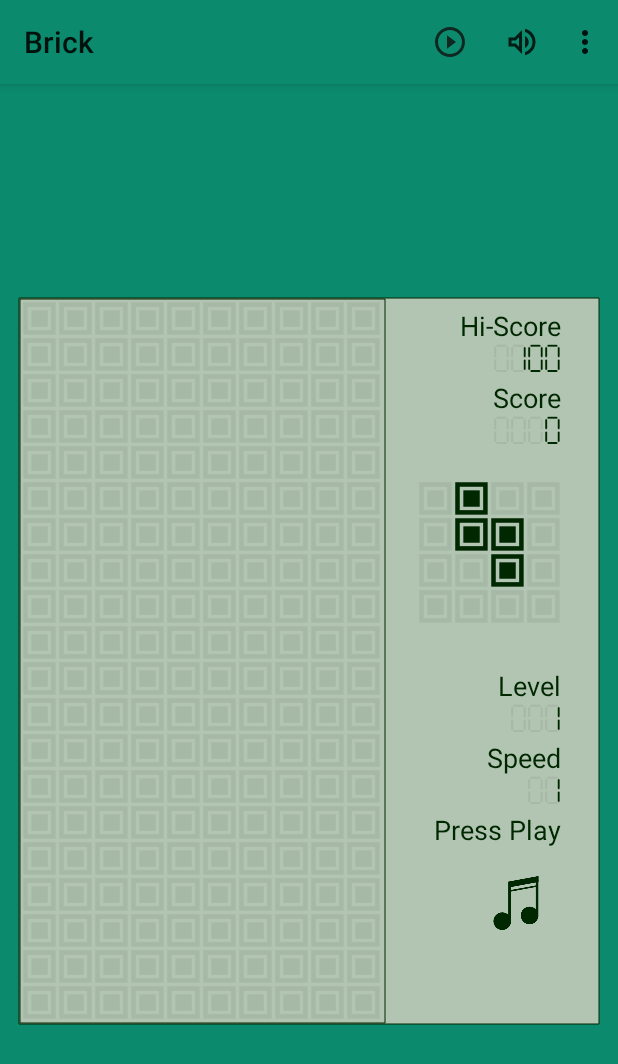
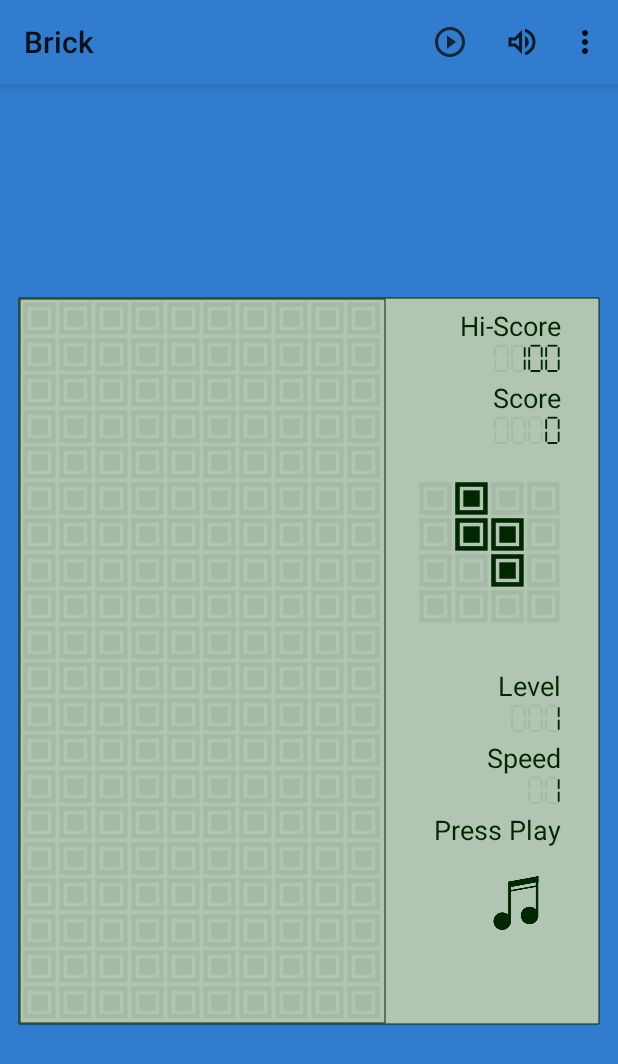
Before and after one commit to eaydin79/Brick, an Android app: the screen it shows after launch (MainActivity), on a phone screen of 412 x 824 dp. Shown: the top 1064 px of the screen. Run offline under Robolectric (Android 15) with nearby library versions, the phone set to English and light mode, and no system bars.

Commit message:
Change background color to blue

```diff
--- a/app/src/main/res/values/colors.xml
+++ b/app/src/main/res/values/colors.xml
@@ -2,5 +2,6 @@
 <resources>
     <color name="black">#FF000000</color>
     <color name="white">#FFFFFFFF</color>
-    <color name="background">#FF0B8A6D</color>
+    <color name="background">#FF317CCF</color>
+    <color name="bg_green">#FF0B8A6D</color>
 </resources>
```
